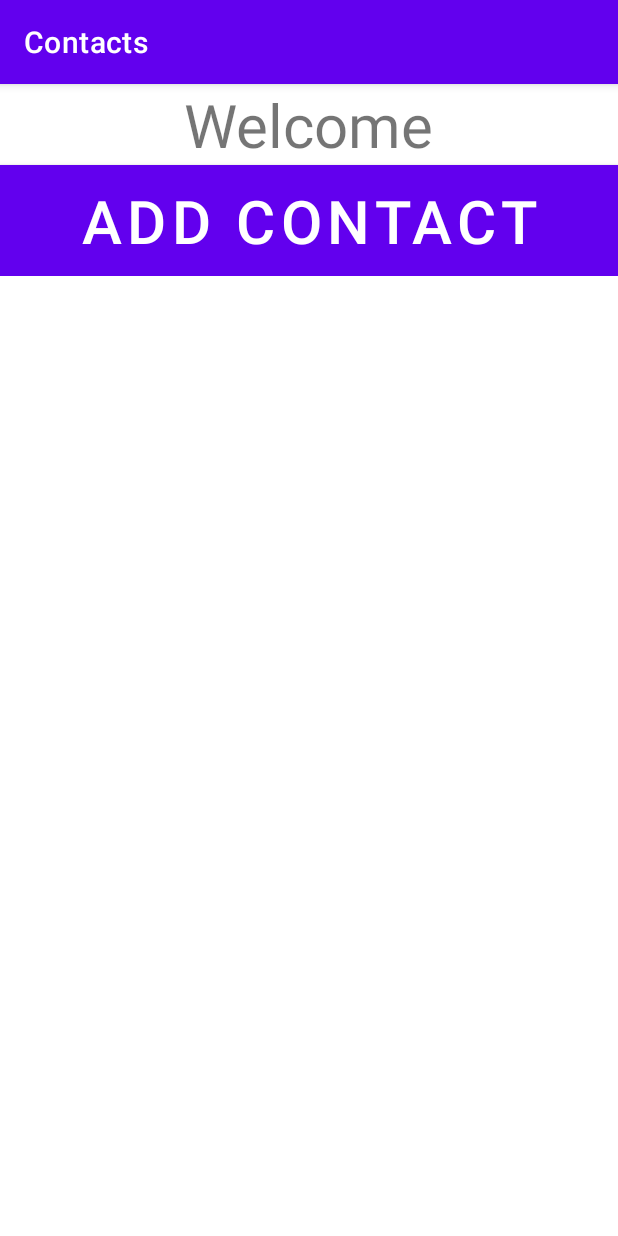
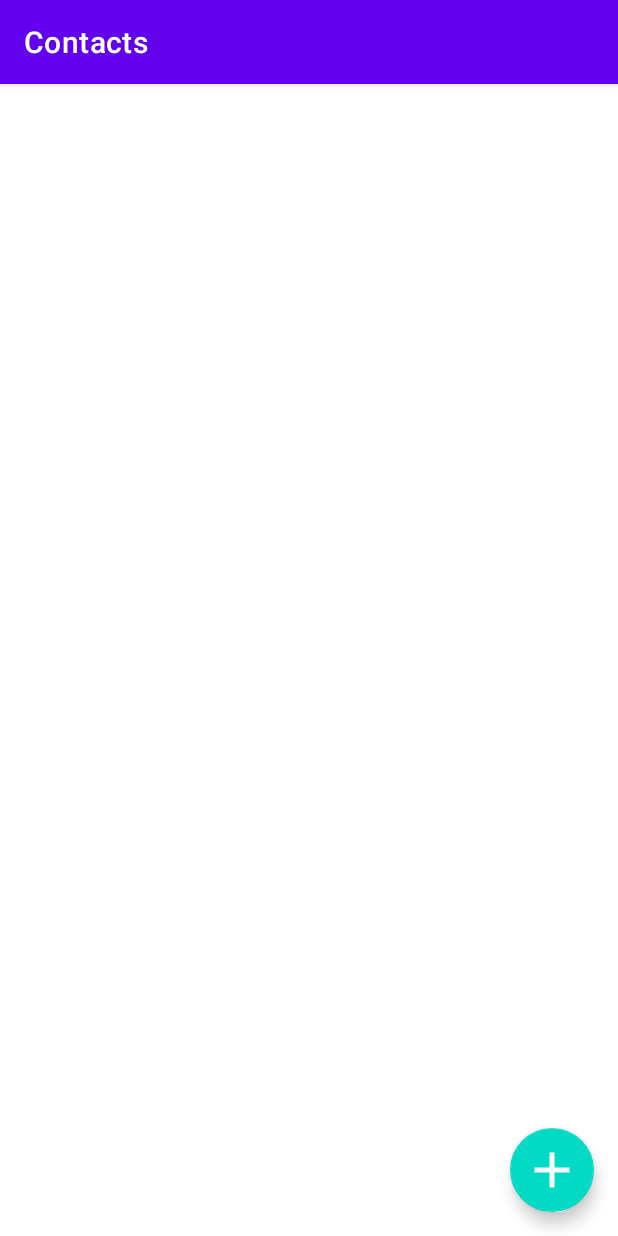
Before and after one commit to jeromebonard/jeromebonard, an Android app: the screen it shows after launch (MainActivity), on a phone screen of 412 x 824 dp. Run offline under Robolectric (Android 15) with nearby library versions, the light colour scheme and no system bars.

Commit message:
Ajout FloatingActionButton
Ajout d'un bouton flottant dans la MainActivity pour ajouter des contacts

```diff
--- a/Jay/app/src/main/java/com/app/jay/AddContactActivity.java
+++ b/Jay/app/src/main/java/com/app/jay/AddContactActivity.java
@@ -54,7 +54,7 @@ public class AddContactActivity extends AppCompatActivity {
             if(txtName.getText().toString().equals("") ||
                     (txtSurname.getText().toString().equals("")) ||
                     (numberTel.getText().toString().equals(""))){
-                Toast toast = Toast.makeText(getApplicationContext(), "Champ requis non renseigné",Toast.LENGTH_LONG);
+                Toast toast = Toast.makeText(getApplicationContext(), "Champ(s) requis non renseigné(s)",Toast.LENGTH_LONG);
                 toast.show();
             }
             else {
@@ -81,7 +81,7 @@ public class AddContactActivity extends AppCompatActivity {
             String saisie = this.contact.getTxtName()+this.contact.getSurname()+this.contact.getGender();
 
             AlertDialog.Builder builder = new AlertDialog.Builder(AddContactActivity.this);
-            builder.setMessage(saisie).setTitle("Informations saisies");
+            builder.setMessage(contact.toString()).setTitle("Informations saisies");
             AlertDialog dialog = builder.create();
             dialog.show();
         }
--- a/Jay/app/src/main/java/com/app/jay/Contact.java
+++ b/Jay/app/src/main/java/com/app/jay/Contact.java
@@ -36,7 +36,8 @@ public class Contact implements Serializable {
 
     @Override
     public String toString(){
-        return this.name + this.surname;
+        return this.name +"\n"+ this.surname
+                +"\n"+ this.gender +"\n"+ this.telephone;
     }
 
 
--- a/Jay/app/src/main/java/com/app/jay/MainActivity.java
+++ b/Jay/app/src/main/java/com/app/jay/MainActivity.java
@@ -9,6 +9,8 @@ import android.view.View;
 import android.widget.Button;
 import android.widget.TextView;
 
+import com.google.android.material.floatingactionbutton.FloatingActionButton;
+
 public class MainActivity extends AppCompatActivity {
 
 
@@ -17,8 +19,7 @@ public class MainActivity extends AppCompatActivity {
         super.onCreate(savedInstanceState);
         setContentView(R.layout.activity_main);
         Log.i("MainActivity", "Bonjour");
-        Button button = findViewById(R.id.button);
-        TextView text = findViewById(R.id.text);
+        FloatingActionButton button = findViewById(R.id.button);
 
         button.setOnClickListener(new View.OnClickListener() {
             @Override
@@ -35,7 +36,7 @@ public class MainActivity extends AppCompatActivity {
         super.onActivityResult(requestCode, resultCode, data);
         if (requestCode == 1 && resultCode == RESULT_OK) {
             Contact contact = (Contact) data.getSerializableExtra("contact");
-            Log.d("ActA", contact.getSurname() + contact.getGender() + contact.getTxtName());
+            Log.d("ActA", contact.toString());
         }
     }
 
--- /dev/null
+++ b/Jay/app/src/main/res/drawable/ic_baseline_add_24.xml
@@ -0,0 +1,5 @@
+<vector android:height="24dp" android:tint="@color/white"
+    android:viewportHeight="24" android:viewportWidth="24"
+    android:width="24dp" xmlns:android="http://schemas.android.com/apk/res/android">
+    <path android:fillColor="@android:color/white" android:pathData="M19,13h-6v6h-2v-6H5v-2h6V5h2v6h6v2z"/>
+</vector>
--- a/Jay/app/src/main/res/layout/activity_add_contact.xml
+++ b/Jay/app/src/main/res/layout/activity_add_contact.xml
@@ -60,7 +60,7 @@
                 android:autofillHints=""
                 android:ems="10"
                 android:inputType="textPersonName"
-                android:hint="Nom"
+                android:hint="Nom*"
                 android:textSize="21sp" />
 
             <EditText
@@ -68,7 +68,7 @@
                 android:layout_width="match_parent"
                 android:layout_height="wrap_content"
                 android:ems="10"
-                android:hint="Prenom"
+                android:hint="Prenom*"
                 android:inputType="textPersonName"
                 android:textSize="21sp" />
 
@@ -87,7 +87,7 @@
                 android:layout_height="wrap_content"
                 android:ems="10"
                 android:inputType="number"
-                android:hint="Telephone"
+                android:hint="Telephone*"
                 android:textSize="21sp" />
 
             <EditText
--- a/Jay/app/src/main/res/layout/activity_main.xml
+++ b/Jay/app/src/main/res/layout/activity_main.xml
@@ -1,29 +1,24 @@
 <?xml version="1.0" encoding="utf-8"?>
-<LinearLayout xmlns:android="http://schemas.android.com/apk/res/android"
+<androidx.constraintlayout.widget.ConstraintLayout
+    xmlns:android="http://schemas.android.com/apk/res/android"
     xmlns:app="http://schemas.android.com/apk/res-auto"
     xmlns:tools="http://schemas.android.com/tools"
     android:layout_width="match_parent"
-    android:layout_height="wrap_content"
+    android:layout_height="match_parent"
     tools:context=".MainActivity"
-    android:orientation="vertical">
+    tools:ignore="HardcodedText">
 
-
-    <TextView
-        android:id="@+id/text"
+    <com.google.android.material.floatingactionbutton.FloatingActionButton
+        android:id="@+id/button"
         android:layout_width="wrap_content"
         android:layout_height="wrap_content"
-        android:background="@color/white"
-        android:textSize="40dp"
-        android:text="@string/welcome"
-        android:layout_gravity="center_horizontal"/>
+        android:layout_gravity="end"
+        android:layout_marginEnd="16dp"
+        android:layout_marginBottom="16dp"
+        android:src="@drawable/ic_baseline_add_24"
+        app:tint="@null"
+        app:layout_constraintBottom_toBottomOf="parent"
+        app:layout_constraintEnd_toEndOf="parent"
+        app:maxImageSize="40dp" />
 
-    <Button
-        android:id="@+id/button"
-        android:layout_width="match_parent"
-        android:layout_height="wrap_content"
-        android:background="@color/white"
-        android:textSize="40dp"
-        android:text="Add Contact"
-        android:layout_gravity="end"/>
-
-</LinearLayout>
+</androidx.constraintlayout.widget.ConstraintLayout>
```
Also changed, not shown: Jay/app/src/main/java/com/app/jay/CustomAdapter.java (added, +35 -0 lines).
